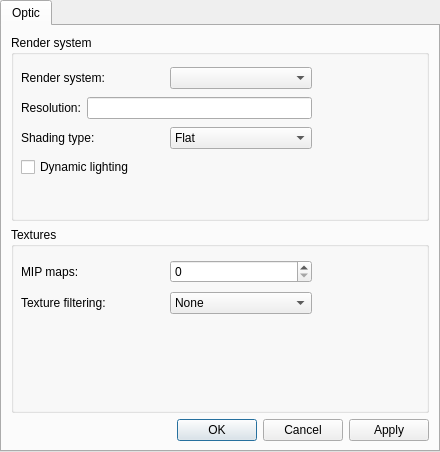
Qt form wc3lib/src/editor/ui/settings.ui (xiangzhai/vjasssdk) before a commit.
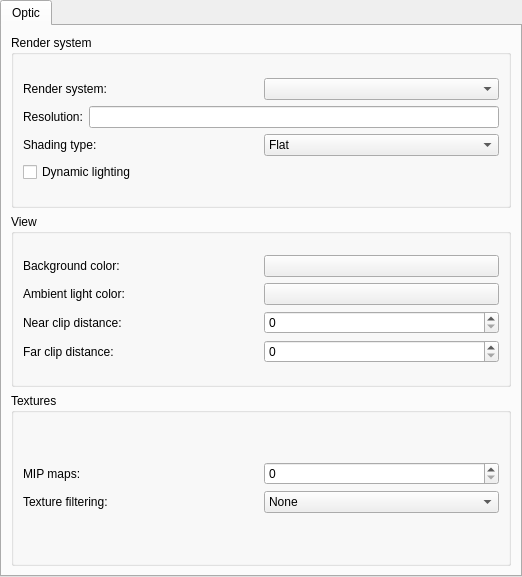
The same form after that commit. Custom widgets are drawn as their Qt base class.

The edit to the form file:
```diff
--- a/wc3lib/src/editor/ui/settings.ui
+++ b/wc3lib/src/editor/ui/settings.ui
@@ -7,8 +7,8 @@
    <rect>
     <x>0</x>
     <y>0</y>
-    <width>440</width>
-    <height>452</height>
+    <width>522</width>
+    <height>577</height>
    </rect>
   </property>
   <property name="windowTitle">
@@ -30,15 +30,8 @@
       <property name="title">
        <string>Render system</string>
       </property>
-      <widget class="QWidget" name="verticalLayoutWidget">
-       <property name="geometry">
-        <rect>
-         <x>10</x>
-         <y>30</y>
-         <width>291</width>
-         <height>118</height>
-        </rect>
-       </property>
+      <layout class="QGridLayout" name="gridLayout_4">
+       <item row="0" column="0">
        <layout class="QVBoxLayout" name="verticalLayout">
         <item>
          <layout class="QHBoxLayout" name="horizontalLayout">
@@ -106,23 +99,17 @@
          </widget>
         </item>
        </layout>
-      </widget>
-     </widget>
+       </item>
+      </layout>
+     </widget>
     </item>
-    <item row="1" column="0">
+    <item row="2" column="0">
      <widget class="QGroupBox" name="groupBox_2">
       <property name="title">
        <string>Textures</string>
       </property>
-      <widget class="QWidget" name="verticalLayoutWidget_2">
-       <property name="geometry">
-        <rect>
-         <x>10</x>
-         <y>30</y>
-         <width>291</width>
-         <height>60</height>
-        </rect>
-       </property>
+      <layout class="QGridLayout" name="gridLayout_5">
+       <item row="0" column="0">
        <layout class="QGridLayout" name="gridLayout_2">
         <item row="0" column="0">
          <layout class="QHBoxLayout" name="horizontalLayout_4">
@@ -178,14 +165,85 @@
          </layout>
         </item>
        </layout>
-      </widget>
-     </widget>
-    </item>
-    <item row="2" column="0">
-     <widget class="KDialogButtonBox" name="kdialogbuttonbox">
-      <property name="standardButtons">
-       <set>QDialogButtonBox::Apply|QDialogButtonBox::Cancel|QDialogButtonBox::Ok</set>
-      </property>
+       </item>
+      </layout>
+     </widget>
+    </item>
+    <item row="1" column="0">
+     <widget class="QGroupBox" name="groupBox_3">
+      <property name="title">
+       <string>View</string>
+      </property>
+      <layout class="QGridLayout" name="gridLayout_3">
+       <item row="0" column="0">
+        <layout class="QVBoxLayout" name="verticalLayout_2">
+         <item>
+          <layout class="QHBoxLayout" name="horizontalLayout_7">
+           <item>
+            <widget class="QLabel" name="label_7">
+             <property name="text">
+              <string>Background color:</string>
+             </property>
+            </widget>
+           </item>
+           <item>
+            <widget class="KColorButton" name="m_backgroundColorColorButton"/>
+           </item>
+          </layout>
+         </item>
+         <item>
+          <layout class="QHBoxLayout" name="horizontalLayout_6">
+           <item>
+            <widget class="QLabel" name="label_6">
+             <property name="text">
+              <string>Ambient light color:</string>
+             </property>
+            </widget>
+           </item>
+           <item>
+            <widget class="KColorButton" name="m_ambientLightColorButton"/>
+           </item>
+          </layout>
+         </item>
+         <item>
+          <layout class="QHBoxLayout" name="horizontalLayout_8">
+           <item>
+            <widget class="QLabel" name="label_8">
+             <property name="text">
+              <string>Near clip distance:</string>
+             </property>
+            </widget>
+           </item>
+           <item>
+            <widget class="KIntSpinBox" name="m_nearClipDistanceSpinBox">
+             <property name="maximum">
+              <number>999999999</number>
+             </property>
+            </widget>
+           </item>
+          </layout>
+         </item>
+         <item>
+          <layout class="QHBoxLayout" name="horizontalLayout_9">
+           <item>
+            <widget class="QLabel" name="label_9">
+             <property name="text">
+              <string>Far clip distance:</string>
+             </property>
+            </widget>
+           </item>
+           <item>
+            <widget class="KIntSpinBox" name="m_farClipDistanceSpinBox">
+             <property name="maximum">
+              <number>999999999</number>
+             </property>
+            </widget>
+           </item>
+          </layout>
+         </item>
+        </layout>
+       </item>
+      </layout>
      </widget>
     </item>
    </layout>
@@ -197,11 +255,6 @@
    <extends>QSpinBox</extends>
    <header>knuminput.h</header>
   </customwidget>
-  <customwidget>
-   <class>KDialogButtonBox</class>
-   <extends>QDialogButtonBox</extends>
-   <header>kdialogbuttonbox.h</header>
-  </customwidget>
   <customwidget>
    <class>KLineEdit</class>
    <extends>QLineEdit</extends>
@@ -212,6 +265,11 @@
    <extends>QComboBox</extends>
    <header>kcombobox.h</header>
   </customwidget>
+  <customwidget>
+   <class>KColorButton</class>
+   <extends>QPushButton</extends>
+   <header>kcolorbutton.h</header>
+  </customwidget>
   <customwidget>
    <class>KTabWidget</class>
    <extends>QTabWidget</extends>
```
Left out of the diff: 4 changed lines with no effect on the pictures. Lines whose indentation alone changed are shown as unchanged.
